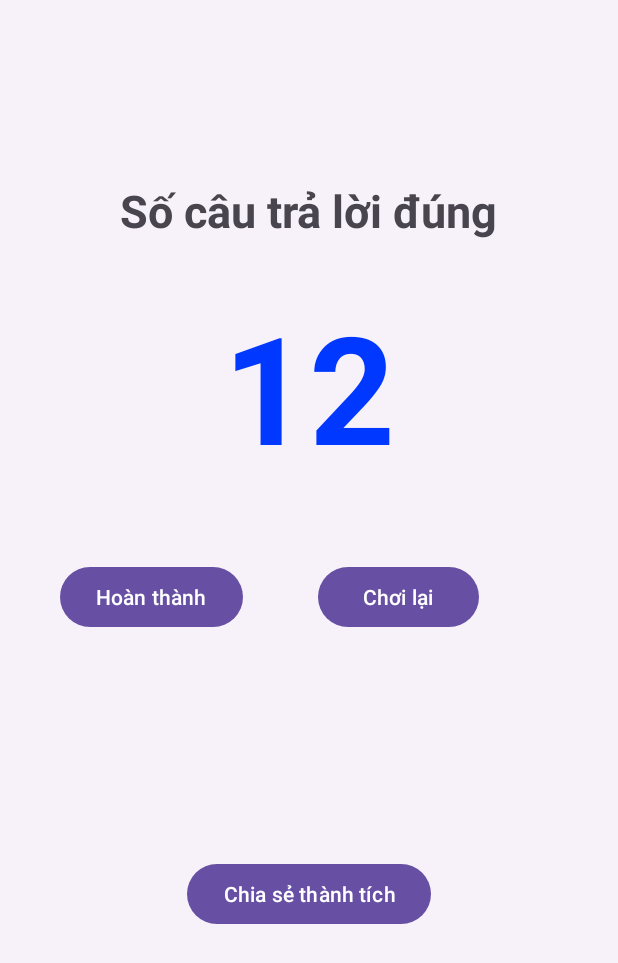
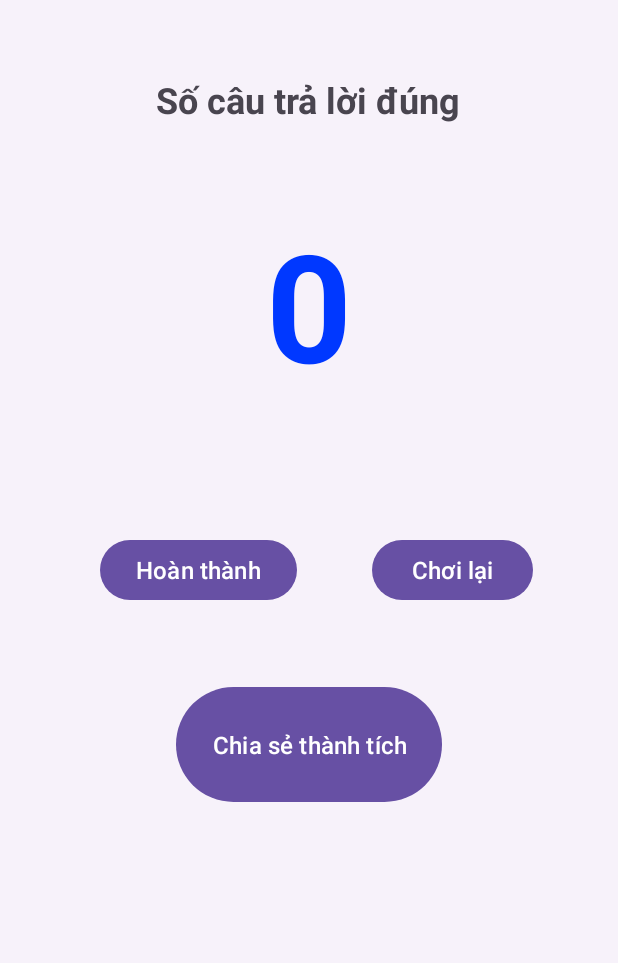
Before and after one commit to nynhh01/quiz, an Android app: the Frame4 screen opened directly, with no data from a screen before it, after a tap on "Chia sẻ thành tích", on a phone screen of 412 x 824 dp. Shown: the top 963 px of the screen. Run offline under Robolectric (Android 15) with nearby library versions, the phone set to English and light mode, and no system bars.

Commit message:
F1, F2, F3, F4

```diff
--- a/Quiz/app/src/main/java/com/example/quiz/Frame4.java
+++ b/Quiz/app/src/main/java/com/example/quiz/Frame4.java
@@ -4,20 +4,32 @@ import androidx.appcompat.app.AppCompatActivity;
 
 import android.content.Intent;
 import android.os.Bundle;
+import android.os.Parcelable;
 import android.view.View;
+import android.widget.Button;
+import android.widget.RadioButton;
 import android.widget.TextView;
+
+import com.example.quiz.Object.Data;
+import com.example.quiz.Object.Setting;
+
+import java.util.ArrayList;
+import java.util.List;
 
 public class Frame4 extends AppCompatActivity {
 
+    int score;
     @Override
     protected void onCreate(Bundle savedInstanceState) {
         super.onCreate(savedInstanceState);
         setContentView(R.layout.activity_frame4);
 
+        SetSize();
         Intent intent = getIntent();
+        score = intent.getIntExtra(Frame3.KEY_CODE_SCORE, 0);
+        ((TextView)findViewById(R.id.F4txtScore)).setText(score + "");
 
-        ((TextView)findViewById(R.id.F4txtScore)).setText(intent.getIntExtra(Frame3.KEY_CODE_SCORE, 0));
-
+        Data.setTotalScore(intent.getIntExtra(Frame3.KEY_CODE_SCORE, 0) + Data.getTotalScore());
         findViewById(R.id.F4btnF1).setOnClickListener(new View.OnClickListener() {
             @Override
             public void onClick(View v) {
@@ -29,16 +41,63 @@ public class Frame4 extends AppCompatActivity {
         findViewById(R.id.F4btnF3).setOnClickListener(new View.OnClickListener() {
             @Override
             public void onClick(View v) {
-                Intent t = new Intent(Frame4.this, Frame3.class);
-                startActivity(t);
+                Intent intent2 = new Intent(Frame4.this, Frame3.class);
+                intent2.putExtra(Frame2.KEY_F2_LV, getIntent().getIntExtra(Frame2.KEY_F2_LV, 0));
+                intent2.putExtra(Frame2.KEY_F2_THEME, getIntent().getIntExtra(Frame2.KEY_F2_THEME, 0));
+                startActivity(intent2);
             }
         });
 
         findViewById(R.id.F4btnShare).setOnClickListener(new View.OnClickListener() {
             @Override
             public void onClick(View v) {
+                Intent shareIntent = new Intent(Intent.ACTION_SEND);
+                shareIntent.setType("text/plain");
+                shareIntent.putExtra(Intent.EXTRA_TEXT, "Điểm số của bạn là " + score);
 
+                // Tạo danh sách các Intent để chia sẻ với Messenger, Zalo, Facebook và Gmail
+                List<Intent> shareIntents = new ArrayList<>();
+
+                // Intent cho Messenger
+                Intent messengerIntent = new Intent(Intent.ACTION_SEND);
+                messengerIntent.setType("text/plain");
+                messengerIntent.setPackage("com.facebook.orca");
+                messengerIntent.putExtra(Intent.EXTRA_TEXT, "Điểm số của bạn là " + score);
+                shareIntents.add(messengerIntent);
+
+                // Intent cho Zalo
+                Intent zaloIntent = new Intent(Intent.ACTION_SEND);
+                zaloIntent.setType("text/plain");
+                zaloIntent.setPackage("com.zing.zalo");
+                zaloIntent.putExtra(Intent.EXTRA_TEXT, "Điểm số của bạn là " + score);
+                shareIntents.add(zaloIntent);
+
+                // Intent cho Facebook
+                Intent facebookIntent = new Intent(Intent.ACTION_SEND);
+                facebookIntent.setType("text/plain");
+                facebookIntent.setPackage("com.facebook.katana");
+                facebookIntent.putExtra(Intent.EXTRA_TEXT, "Điểm số của bạn là " + score);
+                shareIntents.add(facebookIntent);
+
+                // Intent cho Gmail
+                Intent gmailIntent = new Intent(Intent.ACTION_SEND);
+                gmailIntent.setType("text/plain");
+                gmailIntent.setPackage("com.google.android.gm");
+                gmailIntent.putExtra(Intent.EXTRA_TEXT, "Điểm số của bạn là " + score);
+                shareIntents.add(gmailIntent);
+
+                Intent chooserIntent = Intent.createChooser(shareIntent, "Chia sẻ đến");
+                chooserIntent.putExtra(Intent.EXTRA_INITIAL_INTENTS, shareIntents.toArray(new Parcelable[shareIntents.size()]));
+
+                // Mở menu chia sẻ
+                startActivity(chooserIntent);
             }
         });
     }
+    void SetSize(){
+        ((TextView)findViewById(R.id.F4txt1)).setTextSize(Setting.SIZE_TEXT_TITLE1);
+        ((Button)findViewById(R.id.F4btnShare)).setTextSize(Setting.SIZE_TEXT_BUTTON);
+        ((Button)findViewById(R.id.F4btnF1)).setTextSize(Setting.SIZE_TEXT_BUTTON);
+        ((Button)findViewById(R.id.F4btnF3)).setTextSize(Setting.SIZE_TEXT_BUTTON);
+    }
 }
--- a/Quiz/app/src/main/java/com/example/quiz/MainActivity.java
+++ b/Quiz/app/src/main/java/com/example/quiz/MainActivity.java
@@ -8,6 +8,7 @@ import android.view.View;
 import android.widget.Button;
 import android.widget.TextView;
 
+import com.example.quiz.Object.Data;
 import com.example.quiz.Object.Setting;
 
 public class MainActivity extends AppCompatActivity {
@@ -17,6 +18,7 @@ public class MainActivity extends AppCompatActivity {
         super.onCreate(savedInstanceState);
         setContentView(R.layout.activity_main);
         SetSize();
+        Data.InitQuestions();
         findViewById(R.id.F1bntStart).setOnClickListener(new View.OnClickListener() {
             @Override
             public void onClick(View v) {
--- a/Quiz/app/src/main/java/com/example/quiz/Object/Setting.java
+++ b/Quiz/app/src/main/java/com/example/quiz/Object/Setting.java
@@ -3,7 +3,7 @@ package com.example.quiz.Object;
 public class Setting {
     public static int SIZE_TEXT_QUESTIONS = 32;
     public static int SIZE_TEXT_ANSWER = 24;
-    public static int SIZE_TEXT_BUTTON = 24;
+    public static int SIZE_TEXT_BUTTON = 16;
     public static int SIZE_TEXT_TITLE1 = 24;
     public static int SIZE_TEXT_TITLE2 = 36;
     public static int SIZE_TEXT_NORMAL = 16;
--- a/Quiz/app/src/main/res/layout/activity_frame4.xml
+++ b/Quiz/app/src/main/res/layout/activity_frame4.xml
@@ -1,28 +1,30 @@
 <?xml version="1.0" encoding="utf-8"?>
 <LinearLayout xmlns:android="http://schemas.android.com/apk/res/android"
-    xmlns:app="http://schemas.android.com/apk/res-auto"
     xmlns:tools="http://schemas.android.com/tools"
     android:layout_width="match_parent"
     android:layout_height="match_parent"
     android:orientation="vertical"
-    android:weightSum="10"
+    android:weightSum="100"
     android:padding="30dp"
     android:background="#f7f2fa"
     tools:context=".Frame4">
 
     <TextView
+        android:id="@+id/F4txt1"
         android:layout_width="wrap_content"
-        android:layout_height="wrap_content"
+        android:layout_height="0dp"
+        android:layout_weight="10"
         android:text="Số câu trả lời đúng"
         android:textSize="30sp"
         android:textStyle="bold"
         android:layout_gravity="center"
-        android:layout_marginTop="90dp"
+        android:layout_marginTop="20dp"
         />
     <TextView
         android:id="@+id/F4txtScore"
         android:layout_width="wrap_content"
-        android:layout_height="wrap_content"
+        android:layout_height="0dp"
+        android:layout_weight="30"
         android:text="12"
         android:textColor="#0038ff"
         android:textSize="100sp"
@@ -35,6 +37,7 @@
         android:layout_width="match_parent"
         android:layout_height="wrap_content"
         android:layout_marginTop="50dp"
+        android:gravity="center"
         android:orientation="horizontal"
         >
 
@@ -58,9 +61,10 @@
     <Button
         android:id="@+id/F4btnShare"
         android:layout_width="wrap_content"
-        android:layout_height="wrap_content"
+        android:layout_height="0dp"
+        android:layout_weight="15"
         android:layout_gravity="center"
-        android:layout_marginTop="150dp"
+        android:layout_marginTop="50dp"
         android:text="Chia sẻ thành tích" />
 
 
--- a/Quiz/app/src/main/res/layout/item_view.xml
+++ b/Quiz/app/src/main/res/layout/item_view.xml
@@ -4,6 +4,7 @@
     xmlns:android="http://schemas.android.com/apk/res/android"
     android:orientation="horizontal"
     android:padding="16dp"
+    android:gravity="center"
     android:layout_width="match_parent"
     android:layout_height="wrap_content"
     android:background="#fef7ff"
@@ -13,7 +14,7 @@
         android:id="@+id/imgTheme"
         android:layout_width="100dp"
         android:layout_height="70dp"
-        android:src="@drawable/dia_li" />
+        android:src="@drawable/img_dia_ly" />
     <LinearLayout
         android:layout_width="match_parent"
         android:layout_height="wrap_content"
```
Also changed, not shown: Quiz/app/src/main/AndroidManifest.xml (+10 -10 lines), Quiz/app/src/main/java/com/example/quiz/Frame2.java (+23 -4 lines), Quiz/app/src/main/java/com/example/quiz/Frame3.java (+54 -15 lines), Quiz/app/src/main/java/com/example/quiz/Object/Data.java (+15 -5 lines), Quiz/app/src/main/res/layout/activity_frame2.xml (+11 -12 lines), Quiz/app/src/main/res/layout/activity_frame3.xml (+5 -6 lines), Quiz/app/src/main/res/layout/activity_frame5.xml (+22 -10 lines), Quiz/app/src/main/res/layout/activity_main.xml (+17 -16 lines), Quiz/app/src/main/res/layout/answer_view.xml (deleted, +0 -20 lines), Quiz/app/src/main/res/layout/item_question.xml (added, +13 -0 lines), Quiz/app/src/main/res/layout/question_view.xml (deleted, +0 -20 lines), Quiz/app/src/main/res/drawable/icon_x_mark.png (added).
